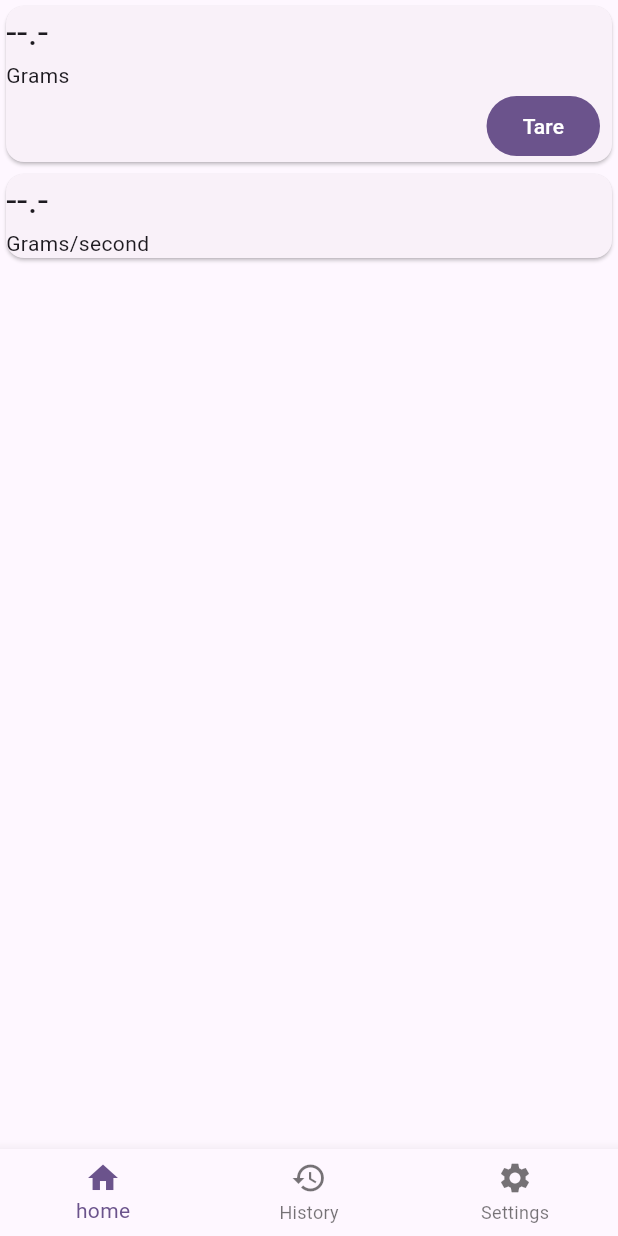
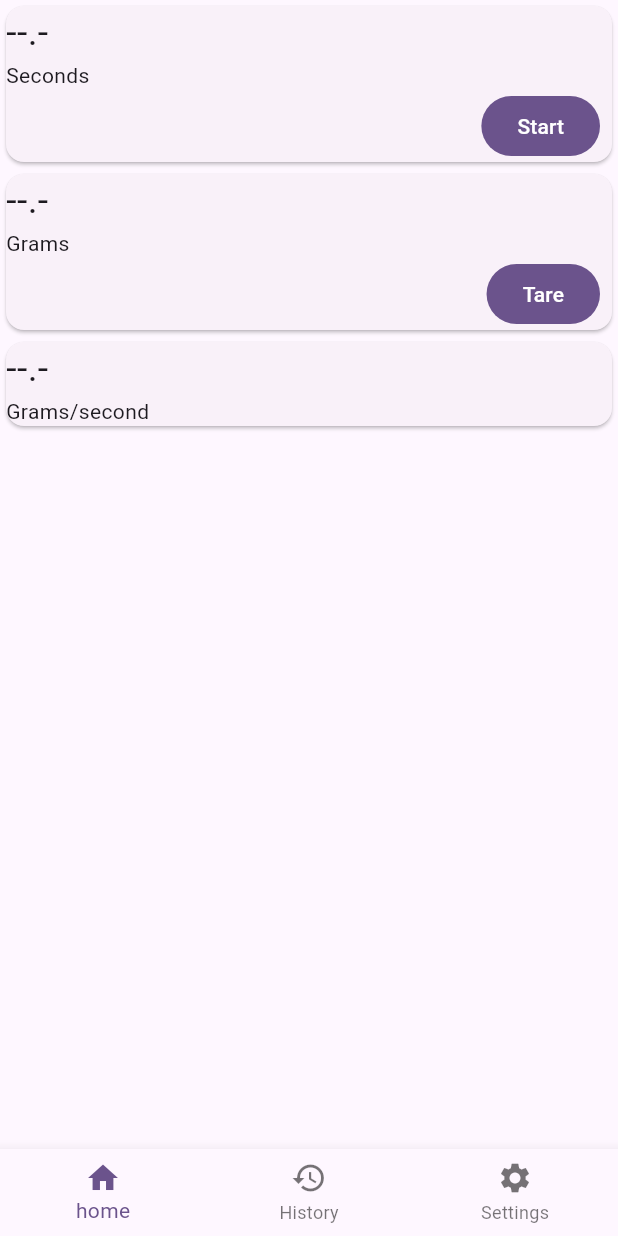
Before and after one commit to lazytesting/espresso-log, a Flutter app: the screen it shows after launch, on a phone screen of 412 x 824 dp. Run offline on Flutter 3.47's test engine with Material 3 defaults, Android fonts, the phone set to English and light mode, and no system bars; our stand-ins replace flutter_bloc, flutter_blue_plus, get_it, go_router, rxdart.

Commit message:
added timer

```diff
--- a/lib/main.dart
+++ b/lib/main.dart
@@ -7,7 +7,7 @@ final getIt = GetIt.instance;
 void main() {
   getIt.registerSingletonAsync<ScaleService>(() async {
     final scaleService = ScaleService();
-    await scaleService.init();
+    //await scaleService.init();
     return scaleService;
   });
 
--- a/lib/router.dart
+++ b/lib/router.dart
@@ -1,4 +1,5 @@
 import 'package:espresso_log/ui/home/current-weight/current_weight_cubit.dart';
+import 'package:espresso_log/ui/home/timer/timer_cubit.dart';
 import 'package:espresso_log/ui/home/weight-change/weight_change_cubit.dart';
 import 'package:espresso_log/ui/scaffold/bottom_navigation.dart';
 import 'package:espresso_log/ui/history/history.dart';
@@ -37,7 +38,8 @@ class AppRouter {
                     return MultiBlocProvider(
                         providers: [
                           BlocProvider(create: (_) => CurrentWeightCubit()),
-                          BlocProvider(create: (_) => WeightChangeCubit())
+                          BlocProvider(create: (_) => WeightChangeCubit()),
+                          BlocProvider(create: (_) => TimerCubit()),
                         ],
                         child: ScreenContainer(
                           key: state.pageKey,
--- a/lib/ui/home/home.dart
+++ b/lib/ui/home/home.dart
@@ -1,4 +1,5 @@
 import 'package:espresso_log/ui/home/current-weight/current_weight_widget.dart';
+import 'package:espresso_log/ui/home/timer/timer_widget.dart';
 import 'package:espresso_log/ui/home/weight-change/weight_change_widget.dart';
 import 'package:espresso_log/ui/scaffold/screen_container.dart';
 import 'package:flutter/material.dart';
@@ -10,6 +11,10 @@ class HomeScreen extends StatelessWidget {
   Widget build(BuildContext context) {
     return const ScreenContainer(
         title: 'Home',
-        child: Column(children: [CurrentWeightWidget(), WeightChangeWidget()]));
+        child: Column(children: [
+          TimerWidget(),
+          CurrentWeightWidget(),
+          WeightChangeWidget(),
+        ]));
   }
 }
--- /dev/null
+++ b/lib/ui/home/timer/timer_cubit.dart
@@ -0,0 +1,30 @@
+import 'dart:async';
+
+import 'package:flutter_bloc/flutter_bloc.dart';
+
+part 'timer_state.dart';
+
+class TimerCubit extends Cubit<TimerState> {
+  final _stopwatch = Stopwatch();
+  bool _isRunning = false;
+
+  TimerCubit() : super(TimerInitial());
+
+  void start() {
+    _stopwatch.reset();
+    _stopwatch.start();
+    _isRunning = true;
+    Timer.periodic(const Duration(milliseconds: 200), (timer) {
+      if (!_isRunning) {
+        timer.cancel();
+        emit(TimerStopped((_stopwatch.elapsedMilliseconds / 1000).round()));
+      } else {
+        emit(TimerRunning((_stopwatch.elapsedMilliseconds / 1000).round()));
+      }
+    });
+  }
+
+  void stop() {
+    _isRunning = false;
+  }
+}
--- /dev/null
+++ b/lib/ui/home/timer/timer_state.dart
@@ -0,0 +1,17 @@
+part of 'timer_cubit.dart';
+
+sealed class TimerState {}
+
+final class TimerInitial extends TimerState {}
+
+final class TimerRunning extends TimerState {
+  final int seconds;
+
+  TimerRunning(this.seconds);
+}
+
+final class TimerStopped extends TimerState {
+  final int seconds;
+
+  TimerStopped(this.seconds);
+}
--- /dev/null
+++ b/lib/ui/home/timer/timer_widget.dart
@@ -0,0 +1,65 @@
+import 'package:espresso_log/ui/home/timer/timer_cubit.dart';
+import 'package:flutter/material.dart';
+import 'package:flutter_bloc/flutter_bloc.dart';
+
+class TimerWidget extends StatelessWidget {
+  const TimerWidget({super.key});
+
+  @override
+  Widget build(BuildContext context) {
+    return BlocBuilder<TimerCubit, TimerState>(
+      builder: (context, state) {
+        var timer = '--.-';
+        var button = FilledButton(
+          child: const Text('Start'),
+          onPressed: () {
+            context.read<TimerCubit>().start();
+          },
+        );
+
+        if (state is TimerRunning) {
+          timer = state.seconds.toString();
+          button = FilledButton(
+            style: TextButton.styleFrom(
+              backgroundColor: Theme.of(context).colorScheme.tertiary,
+            ),
+            onPressed: () {
+              context.read<TimerCubit>().stop();
+            },
+            child: const Text('Stop'),
+          );
+        }
+
+        if (state is TimerStopped) {
+          timer = state.seconds.toString();
+        }
+
+        return Center(
+          child: Card(
+            clipBehavior: Clip.hardEdge,
+            child: Column(
+              mainAxisSize: MainAxisSize.min,
+              children: <Widget>[
+                Row(children: [
+                  Text(
+                    timer,
+                    style: const TextStyle(fontSize: 25),
+                  )
+                ]),
+                const Row(children: [Text('Seconds')]),
+                Row(
+                  mainAxisAlignment: MainAxisAlignment.end,
+                  children: <Widget>[
+                    const SizedBox(width: 8),
+                    button,
+                    const SizedBox(width: 8),
+                  ],
+                ),
+              ],
+            ),
+          ),
+        );
+      },
+    );
+  }
+}
```
